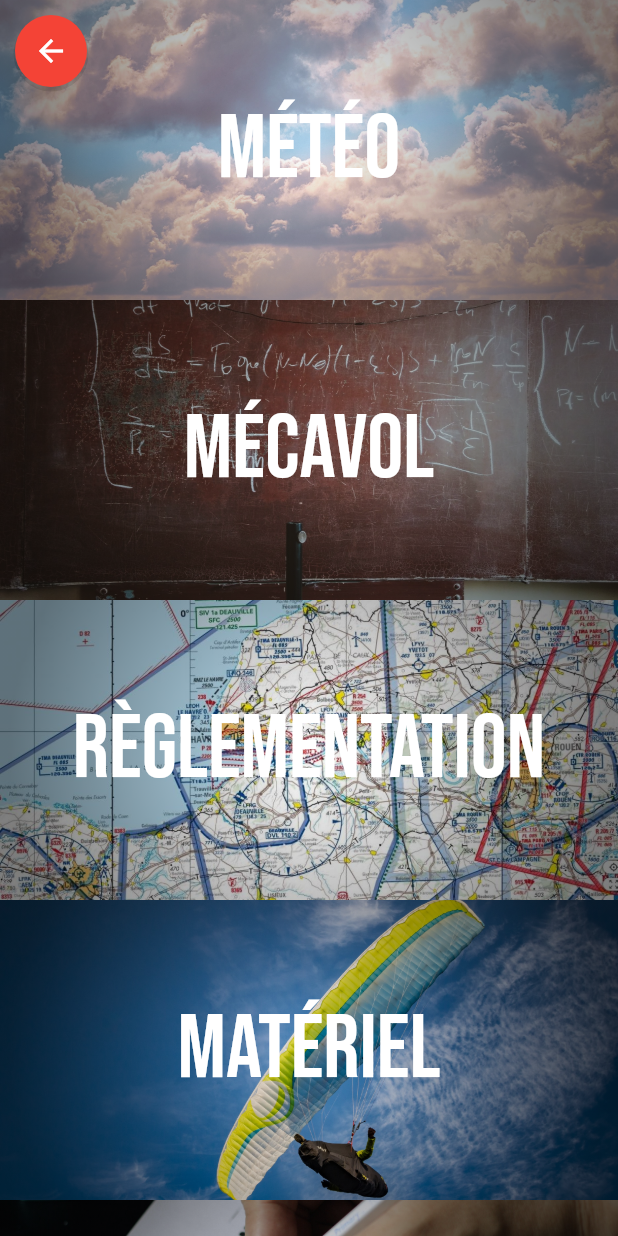
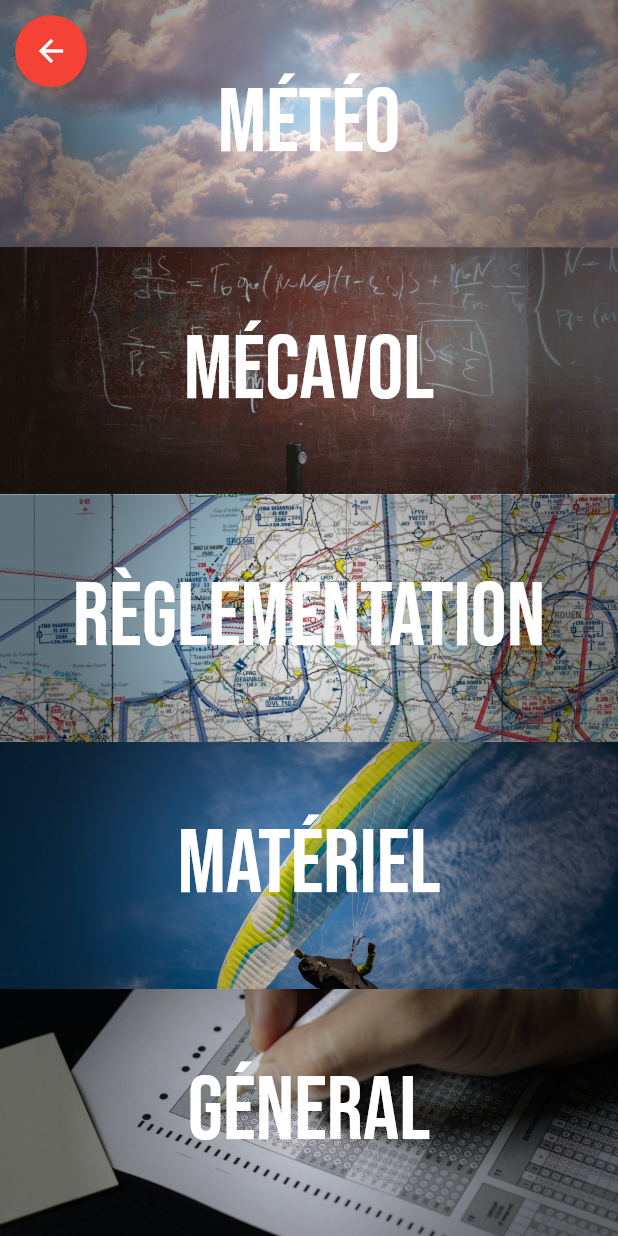
Before and after one commit to Aloysb/quizz_ffv, a Flutter app: the ChooseCategoryView screen opened directly, on a phone screen of 412 x 824 dp. Run offline on Flutter 3.47's test engine with Material 2 defaults, Android fonts, the phone set to English and light mode, and no system bars; our stand-ins replace csv, mvc_pattern.

Commit message:
Fix the next view on card and change layout (listview => flex cards)

```diff
--- a/lib/component/OptionCard.dart
+++ b/lib/component/OptionCard.dart
@@ -20,11 +20,7 @@ class OptionCard extends StatelessWidget {
   Function next(context) {
     Navigator.push(
       context,
-      MaterialPageRoute(
-        builder: (context) => ChooseQuestionsView(
-          cards: Controller.getOptions('question'),
-        ),
-      ),
+      MaterialPageRoute(builder: (context) => nextView),
     );
   }
 
--- a/lib/component/OptionSelection.dart
+++ b/lib/component/OptionSelection.dart
@@ -18,16 +18,18 @@ class OptionSelection extends StatelessWidget {
     return Scaffold(
       body: Stack(
         children: [
-          ListView(
-            padding: EdgeInsets.only(top: 0),
+          Column(
+            // padding: EdgeInsets.only(top: 0),
             children: this
                 .cards
                 .map(
-                  (card) => OptionCard(
-                    imagePath: card.image,
-                    nextView: nextView,
-                    onClickAction: card.onClickAction,
-                    title: card.title,
+                  (card) => Expanded(
+                    child: OptionCard(
+                      imagePath: card.image,
+                      nextView: nextView,
+                      onClickAction: card.onClickAction,
+                      title: card.title,
+                    ),
                   ),
                 )
                 .toList(),
--- a/lib/controller/main_controller.dart
+++ b/lib/controller/main_controller.dart
@@ -48,10 +48,10 @@ class Controller extends ControllerMVC {
           action,
         );
         break;
-      case 'levels':
+      case 'level':
         action = (String value) => setCategory(value);
         return _getCards(
-          Model.optionData('category'),
+          Model.optionData('level'),
           action,
         );
         break;
--- a/lib/model/main_model.dart
+++ b/lib/model/main_model.dart
@@ -98,7 +98,7 @@ class Model {
         'value': '30',
       },
       {
-        'image': 'assets/images/60.jpg',
+        'image': 'assets/images/60.jpeg',
         'title': '60 questions',
         'value': '60',
       },
@@ -110,29 +110,24 @@ class Model {
     ],
     'level': [
       {
-        'image': 'assets/images/meteo.jpeg',
-        'title': 'météo',
-        'value': 'meteo',
+        'image': 'assets/images/BI.jpg',
+        'title': 'Brevet Initial',
+        'value': 'BI',
       },
       {
-        'image': 'assets/images/mecavol.jpeg',
-        'title': 'mécavol',
-        'value': 'flight_mechanics',
+        'image': 'assets/images/BP.jpeg',
+        'title': 'Brevet Pilote',
+        'value': 'BP',
       },
       {
-        'image': 'assets/images/reglementation.jpg',
-        'title': 'règlementation',
-        'value': 'rules',
+        'image': 'assets/images/BPC.jpeg',
+        'title': 'Brevet Confirmé',
+        'value': 'BPC',
       },
       {
-        'image': 'assets/images/materiel.jpeg',
-        'title': 'matériel',
-        'value': 'gear',
-      },
-      {
-        'image': 'assets/images/exam.jpeg',
-        'title': 'géneral',
-        'value': 'all',
+        'image': 'assets/images/ALL.jpeg',
+        'title': 'Tous niveaux',
+        'value': 'ALL',
       },
     ]
   };
```
Also changed, not shown: pubspec.lock, 1 other file.
